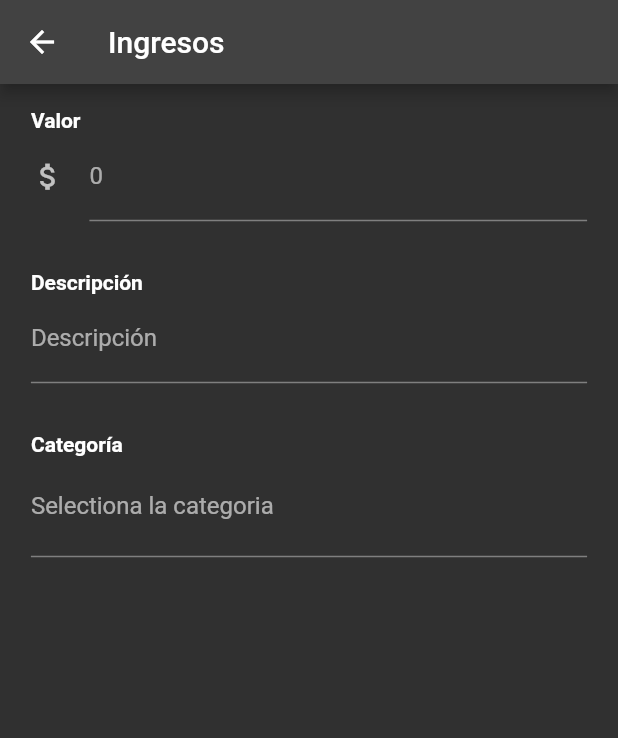
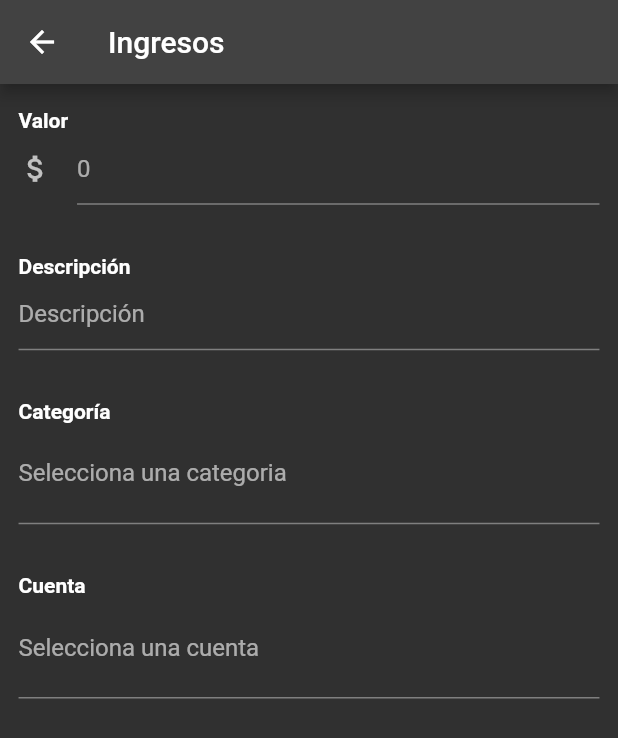
Before and after one commit to nian-mejia/finanzasApp, a Flutter app: the RecordedPage screen opened directly, on a phone screen of 412 x 824 dp. Shown: the top 738 px of the screen. Run offline on Flutter 3.47's test engine with Material 2 defaults, Android fonts, the light colour scheme and no system bars; our stand-ins replace flutter_speed_dial, google_sign_in, percent_indicator, sizer, sqflite; accounts and stored records are empty; network calls fail.

Commit message:
add textfield account, account page

```diff
--- a/lib/components/text_fields.dart
+++ b/lib/components/text_fields.dart
@@ -3,7 +3,7 @@ import 'package:sizer/sizer.dart';
 
 Padding getTextField(TextEditingController controller, String label) {
   return Padding(
-    padding: EdgeInsets.symmetric(horizontal: 5.0.w, vertical: 2.0.h),
+    padding: EdgeInsets.symmetric(horizontal: 3.0.w, vertical: 2.0.h),
     child: Column(
       crossAxisAlignment: CrossAxisAlignment.start,
       children: [
@@ -11,7 +11,7 @@ Padding getTextField(TextEditingController controller, String label) {
         TextField(
                 controller: controller,
                 decoration: InputDecoration(
-                  labelText: label,
+                  hintText: label,
                 ),
               ),
       ],
@@ -21,7 +21,7 @@ Padding getTextField(TextEditingController controller, String label) {
 
 Padding getTextFieldValue(TextEditingController controller, String label) {
   return Padding(
-    padding: EdgeInsets.symmetric(horizontal: 5.0.w, vertical: 2.0.h),
+    padding: EdgeInsets.symmetric(horizontal: 3.0.w, vertical: 2.0.h),
     child: Column(
       crossAxisAlignment: CrossAxisAlignment.start,
       children: [
@@ -30,7 +30,7 @@ Padding getTextFieldValue(TextEditingController controller, String label) {
             controller: controller,
             keyboardType: TextInputType.number,
             decoration:   const InputDecoration(
-              labelText: "0",
+              hintText: "0",
               icon: Icon(Icons.attach_money, size: 23,),
             ),
           ),
--- a/lib/pages/recorder_page.dart
+++ b/lib/pages/recorder_page.dart
@@ -1,4 +1,5 @@
 import 'package:finances/components/text_fields.dart';
+import 'package:finances/models/accounts.dart';
 import 'package:finances/models/category.dart';
 import 'package:flutter/material.dart';
 import 'package:sizer/sizer.dart';
@@ -19,6 +20,7 @@ class _RecordedPageState extends State<RecordedPage> {
   final descriptionController = TextEditingController();
   final valueController = TextEditingController();
   final categoryController = TextEditingController();
+  final accountController = TextEditingController();
 
   @override
   Widget build(BuildContext context) {
@@ -34,14 +36,40 @@ class _RecordedPageState extends State<RecordedPage> {
               getTextFieldValue(valueController, "Valor"),
               getTextField(descriptionController, "Descripción"),
               _getCategory(),
+              _getAccount(),
             ],
       ),)
     );
   }
 
+  Padding _getAccount(){
+    return Padding(
+    padding: EdgeInsets.symmetric(horizontal: 3.0.w, vertical: 2.0.h),
+    child: Column(
+      crossAxisAlignment: CrossAxisAlignment.start,
+      children: [
+        const Text("Cuenta", style: TextStyle(fontWeight: FontWeight.bold),),
+        TextField(
+          controller: accountController,
+          autofocus: false,
+          readOnly: true,
+          decoration:  const InputDecoration(
+                  labelText: "Selecciona una cuenta",
+                  suffix: Icon(Icons.keyboard_arrow_down, size: 23,),
+          ),
+          onTap: () async {
+            final account = await Navigator.pushNamed(context, "accounts");
+            if (account != null){
+              accountController.text = "${(account as Account).name} \$${(account as Account).value}";
+            }
+          },
+      )
+      ]));
+  }
+
   Padding _getCategory(){
     return Padding(
-    padding: EdgeInsets.symmetric(horizontal: 5.0.w, vertical: 2.0.h),
+    padding: EdgeInsets.symmetric(horizontal: 3.0.w, vertical: 2.0.h),
     child: Column(
       crossAxisAlignment: CrossAxisAlignment.start,
       children: [
@@ -51,13 +79,13 @@ class _RecordedPageState extends State<RecordedPage> {
           autofocus: false,
           readOnly: true,
           decoration:  const InputDecoration(
-                  labelText: "Selectiona la categoria",
+                  labelText: "Selecciona una categoria",
                   suffix: Icon(Icons.keyboard_arrow_down, size: 23,),
           ),
           onTap: () async {
-            final category = await Navigator.pushNamed(context, "categories");
-            if (category != null){
-              categoryController.text = (category as Category).name;
+            final account = await Navigator.pushNamed(context, "categories");
+            if (account != null){
+              categoryController.text = (account as Category).name;
             }
           },
       )
--- a/lib/routes/routes.dart
+++ b/lib/routes/routes.dart
@@ -3,6 +3,7 @@ import 'package:finances/pages/add_account.dart';
 import 'package:finances/pages/add_goals.dart';
 import 'package:finances/pages/add_badget.dart';
 import 'package:finances/pages/categories.dart';
+import 'package:finances/pages/get_accounts.dart';
 import 'package:finances/pages/info.dart';
 import 'package:finances/pages/loading.dart';
 import 'package:finances/pages/login_page.dart';
@@ -16,4 +17,5 @@ Map<String, WidgetBuilder> routes  = {
   "login": (context) => const LoginPage(),
   "loading": (context) => LoadingPage(),
   "categories": (context) => const CategoriePage(),
+  "accounts": (context) => const AccountPage(),
 };
```
Also changed, not shown: lib/models/accounts.dart (+10 -0 lines), lib/pages/add_account.dart (+5 -2 lines), lib/pages/get_accounts.dart (added, +73 -0 lines).
